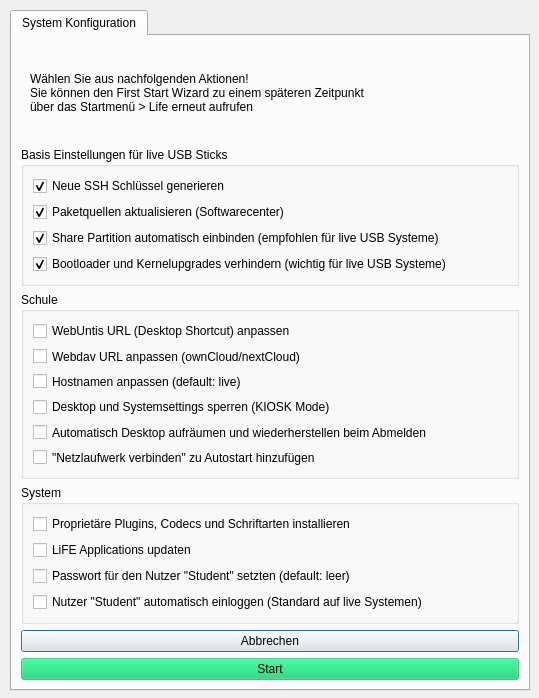
Before: the Qt Designer form firststart.ui in valueerrorx/life-firststart, drawn with Qt 5.
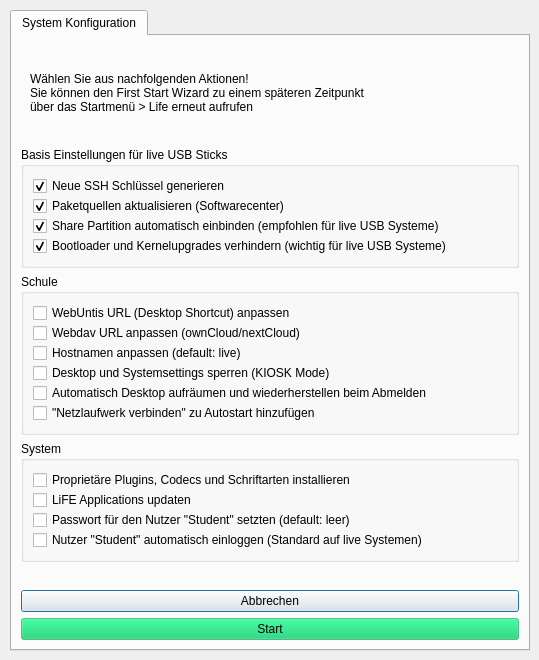
After: the same form once the commit is applied. Icons and pictures are not drawn.

The edit to the form file:
```diff
--- a/firststart.ui
+++ b/firststart.ui
@@ -8,7 +8,7 @@
     <x>0</x>
     <y>0</y>
     <width>539</width>
-    <height>698</height>
+    <height>660</height>
    </rect>
   </property>
   <property name="sizePolicy">
@@ -35,7 +35,7 @@
      <x>10</x>
      <y>10</y>
      <width>520</width>
-     <height>681</height>
+     <height>641</height>
     </rect>
    </property>
    <property name="minimumSize">
@@ -213,6 +213,9 @@
         <string>Basis Einstellungen für live USB Sticks</string>
        </property>
        <layout class="QVBoxLayout" name="verticalLayout">
+        <property name="spacing">
+         <number>0</number>
+        </property>
         <item>
          <widget class="QCheckBox" name="ssh">
           <property name="toolTip">
@@ -274,6 +277,9 @@
         <string>Schule</string>
        </property>
        <layout class="QVBoxLayout" name="verticalLayout_5">
+        <property name="spacing">
+         <number>0</number>
+        </property>
         <item>
          <widget class="QCheckBox" name="untis">
           <property name="toolTip">
@@ -355,6 +361,9 @@
         <string>System</string>
        </property>
        <layout class="QVBoxLayout" name="verticalLayout_6">
+        <property name="spacing">
+         <number>0</number>
+        </property>
         <item>
          <widget class="QCheckBox" name="restricted">
           <property name="toolTip">
```
